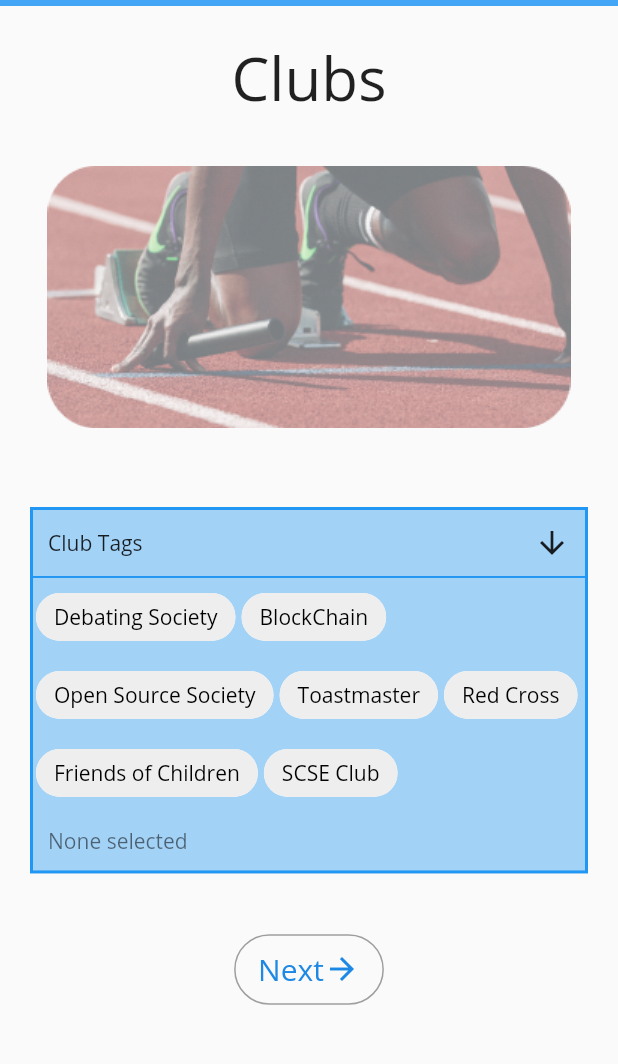
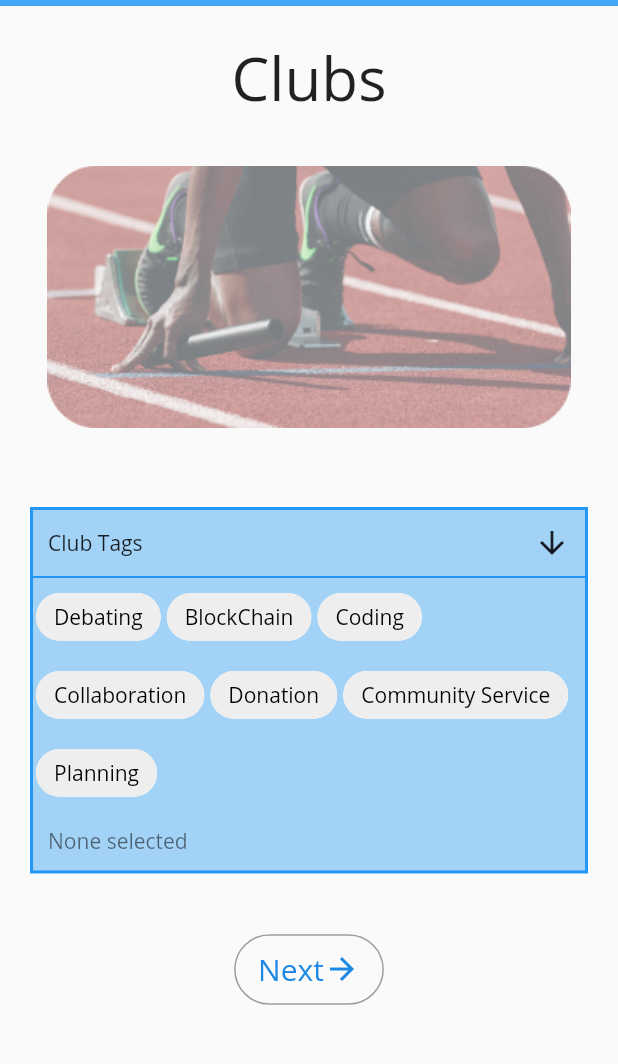
Before and after one commit to guptajay/NTUCollab, a Flutter app: the ClubTags screen opened directly, on a phone screen of 412 x 824 dp, the part 84-1148 px from its top. Run offline on Flutter 3.47's test engine with Material 2 defaults, Android fonts, the phone set to English and light mode, and no system bars; drawn by our look-alikes of multi_select_flutter; our stand-ins replace cloud_firestore, firebase_auth, firebase_core, flutter_swiper, google_sign_in, rating_dialog; accounts and stored records are empty.

Commit message:
Changed font sizes, removed repetition of some cards

```diff
--- a/lib/screens/all_clubs.dart
+++ b/lib/screens/all_clubs.dart
@@ -24,13 +24,13 @@ class _AllClubsPageState extends State<AllClubsPage> {
                 style:
                 TextStyle(fontSize: 40, fontWeight: FontWeight.bold)),
             SizedBox(height: 10,),
-            GroupCard.getGroupCard("Open Source Society", "", 25, context,0, "More", "Coding, Learning, Collaboration", "club"),
-            GroupCard.getGroupCard("NTU Red Cross", "", 25,context,1, "More", "Health, Wellbeing, Community", "club"),
-            GroupCard.getGroupCard("NTU Toastmasters", "", 25,context,3, "More", "Sports, Focus", "club"),
-            GroupCard.getGroupCard("NTU Archery Club", "", 25,context,2, "More", "Public Speaking, Confidence", "club"),
-            GroupCard.getGroupCard("NTU SCSE Club", "", 25,context,4, "More", "Management, Academics", "club"),
-            GroupCard.getGroupCard("NTU Earthlink", "", 25,context,3, "More", "Environment, Elections", "club"),
-            GroupCard.getGroupCard("Hall 8 JCRC", "", 25,context,2, "More", "NTU Halls, Dance, D&D", "club"),
+            GroupCard.getGroupCard("Open Source Society", "", 21, context,0, "More", "Coding, Learning, Collaboration", "club"),
+            GroupCard.getGroupCard("NTU Red Cross", "", 21,context,1, "More", "Health, Wellbeing, Community", "club"),
+            GroupCard.getGroupCard("NTU Toastmasters", "", 21,context,3, "More", "Sports, Focus", "club"),
+            GroupCard.getGroupCard("NTU Archery Club", "", 21,context,2, "More", "Public Speaking, Confidence", "club"),
+            GroupCard.getGroupCard("NTU SCSE Club", "", 21,context,4, "More", "Management, Academics", "club"),
+            GroupCard.getGroupCard("NTU Earthlink", "", 21,context,3, "More", "Environment, Elections", "club"),
+            GroupCard.getGroupCard("Hall 8 JCRC", "", 21,context,2, "More", "NTU Halls, Dance, D&D", "club"),
           ]
           ),
         ));
--- a/lib/screens/club_tags.dart
+++ b/lib/screens/club_tags.dart
@@ -12,13 +12,13 @@ class ClubTags extends StatefulWidget {
 class _ClubTagsState extends State<ClubTags> {
 
   static List<Tags> _clubs = [
-    Tags(id: 1, name: "Debating Society"),
+    Tags(id: 1, name: "Debating"),
     Tags(id: 2, name: "BlockChain"),
-    Tags(id: 3, name: "Open Source Society"),
-    Tags(id: 4, name: "Toastmaster"),
-    Tags(id: 5, name: "Red Cross"),
-    Tags(id: 6, name: "Friends of Children"),
-    Tags(id: 7, name: "SCSE Club"),
+    Tags(id: 3, name: "Coding"),
+    Tags(id: 4, name: "Collaboration"),
+    Tags(id: 5, name: "Donation"),
+    Tags(id: 6, name: "Community Service"),
+    Tags(id: 7, name: "Planning"),
   ];
   final _items = _clubs
       .map((clubs) => MultiSelectItem<Tags>(clubs, clubs.name))
--- a/lib/widgets/group_card.dart
+++ b/lib/widgets/group_card.dart
@@ -35,7 +35,7 @@ class GroupCard {
                                 color: Color.fromRGBO(0, 160, 227, 1))),
                         child: Text(
                           btnText,
-                          style: TextStyle(fontSize: 30),
+                          style: TextStyle(fontSize: 25),
                         ),
                         onPressed: () {
                           if(type == "module") {
@@ -116,11 +116,11 @@ class GroupCard {
                 child: Row(children: <Widget>[
                   Text(
                     subtitle,
-                    style: TextStyle(fontSize: 25),
+                    style: TextStyle(fontSize: 17),
                   ),
                   Text(
                     numberOfUsers,
-                    style: TextStyle(fontSize: 25),
+                    style: TextStyle(fontSize: 17),
                   )
                 ]),
               )
```
Also changed, not shown: lib/screens/all_groups.dart (+5 -5 lines), lib/screens/all_modules.dart (+5 -7 lines).
